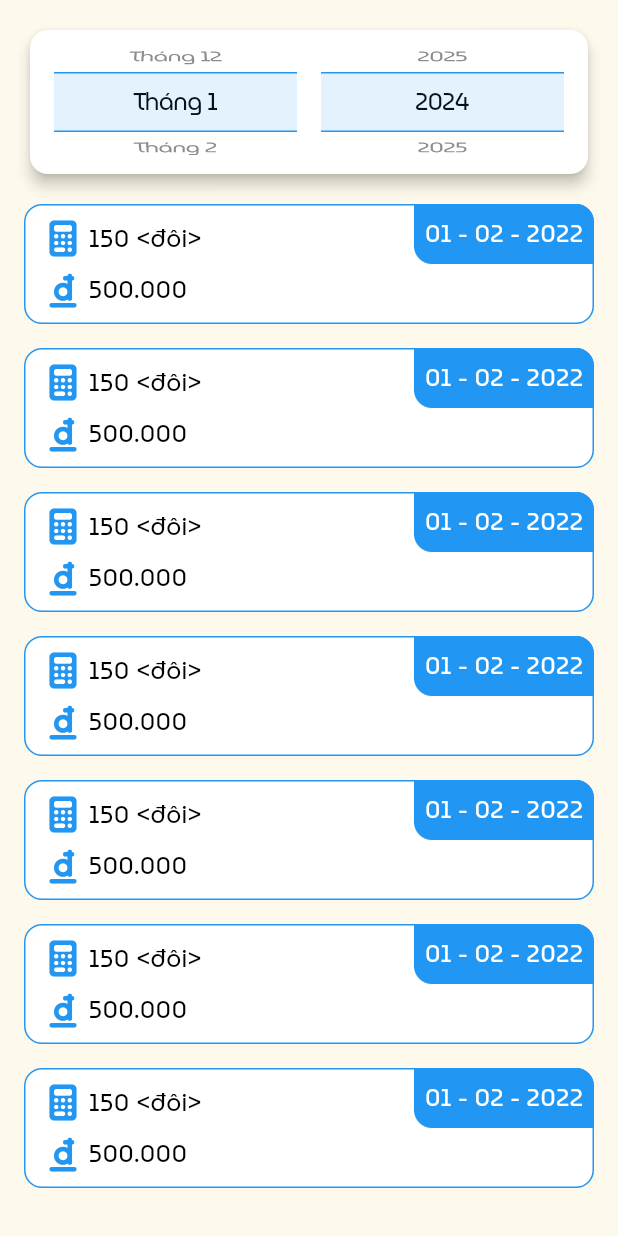
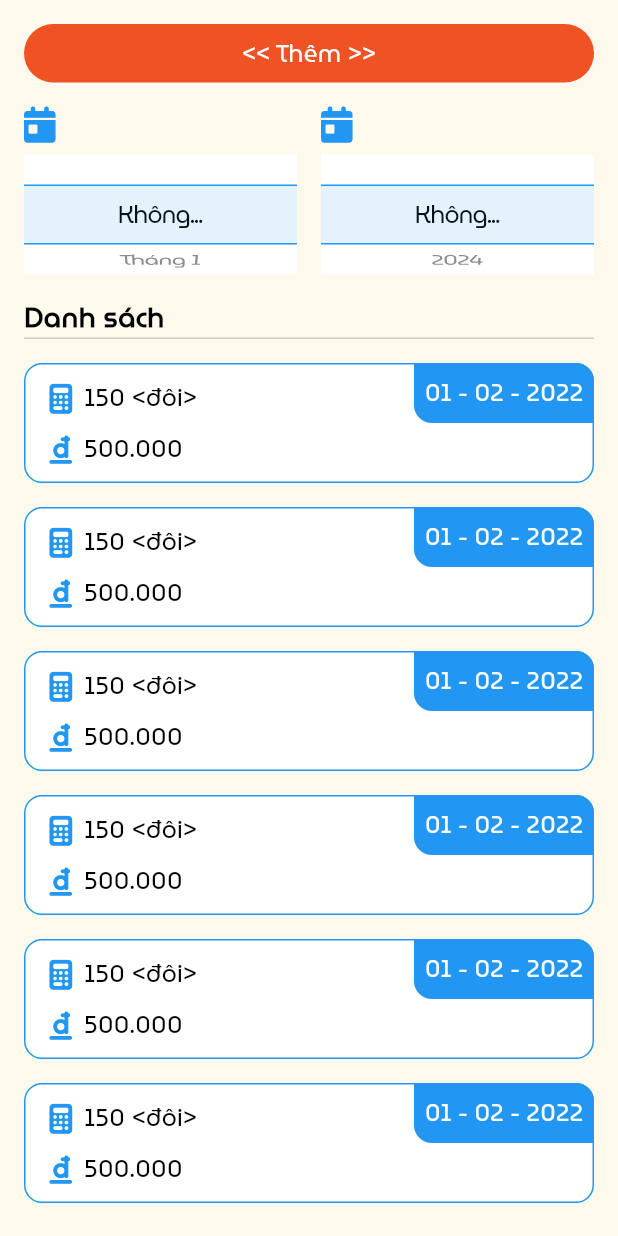
Before and after one commit to ArtistNguoiAo/T_Shoe, a Flutter app: the ListShoeView widget shown alone on an empty page, opened directly, on a phone screen of 412 x 824 dp. Run offline on Flutter 3.47's test engine with Material 3 defaults, Android fonts, the phone set to English and light mode, and no system bars; our stand-ins replace bloc, equatable, firebase_auth, firebase_core, flutter_animate, flutter_bloc and 4 more; accounts and stored records are empty; statements that could not run were skipped.

Commit message:
TS-006: base UI create screen

```diff
--- a/lib/core/common/wheel_picker_common.dart
+++ b/lib/core/common/wheel_picker_common.dart
@@ -9,7 +9,7 @@ class WheelPickerCommon extends CupertinoPicker {
     required Function(int) onSelectedItemChanged,
   }) : super(
     itemExtent: 40,
-    looping: true,
+    //looping: true,
     onSelectedItemChanged: onSelectedItemChanged,
     selectionOverlay: Container(
       decoration: BoxDecoration(
--- a/lib/core/route/app_route.dart
+++ b/lib/core/route/app_route.dart
@@ -1,5 +1,6 @@
 import 'package:e_medicine/presentation/screen/home_screen/view/home_screen.dart';
 import 'package:e_medicine/presentation/screen/login_screen/view/login_screen.dart';
+import 'package:e_medicine/presentation/screen/shoe_create_screen/view/shoe_create_screen.dart';
 import 'package:e_medicine/presentation/screen/shoe_detail_screen/view/shoe_detail_screen.dart';
 import 'package:e_medicine/presentation/screen/splash_screen/view/splash_screen.dart';
 import 'package:flutter/material.dart';
@@ -9,6 +10,7 @@ class AppRoutes {
   static const String login = '/login';
   static const String home = '/home';
   static const String shoeDetail = '/shoe-detail';
+  static const String shoeCreate = '/shoe-create';
 
   static Route<dynamic> generateRoute(RouteSettings settings) {
     switch (settings.name) {
@@ -20,6 +22,8 @@ class AppRoutes {
         return MaterialPageRoute(builder: (_) => const LoginScreen());
       case shoeDetail:
         return MaterialPageRoute(builder: (_) => ShoeDetailScreen(id: settings.arguments as String));
+      case shoeCreate:
+        return MaterialPageRoute(builder: (_) => ShoeCreateScreen());
       default:
         return MaterialPageRoute(builder: (_) => const Scaffold(body: Center(child: Text('Error!'))));
     }
--- a/lib/core/utils/text_style_utils.dart
+++ b/lib/core/utils/text_style_utils.dart
@@ -15,7 +15,7 @@ class TextStyleUtils {
   // // weight
   static TextStyle textStyleMuseoS16W400 = textStyleMuseoS16.copyWith(fontWeight: FontWeight.w400);
   static TextStyle textStyleMuseoS18W500 = textStyleMuseoS18.copyWith(fontWeight: FontWeight.w500);
-  static TextStyle textStyleMuseoS18W800 = textStyleMuseoS18.copyWith(fontWeight: FontWeight.w800);
+  static TextStyle textStyleMuseoS18W600 = textStyleMuseoS18.copyWith(fontWeight: FontWeight.w600);
   static TextStyle textStyleMuseoS20W600 = textStyleMuseoS20.copyWith(fontWeight: FontWeight.w600);
 
   // color
@@ -28,7 +28,8 @@ class TextStyleUtils {
   static TextStyle textStyleMuseoS18W500GreyCE = textStyleMuseoS18W500.copyWith(color: ColorUtils.greyCE);
   static TextStyle textStyleMuseoS18W500White = textStyleMuseoS18W500.copyWith(color: ColorUtils.white);
 
-  static TextStyle textStyleMuseoS18W800Black = textStyleMuseoS18W800.copyWith(color: ColorUtils.black);
+  static TextStyle textStyleMuseoS18W600Black = textStyleMuseoS18W600.copyWith(color: ColorUtils.black);
 
   static TextStyle textStyleMuseoS20W600White = textStyleMuseoS20W600.copyWith(color: ColorUtils.white);
+  static TextStyle textStyleMuseoS20W600Black = textStyleMuseoS20W600.copyWith(color: ColorUtils.black);
 }
--- a/lib/core/utils/text_utils.dart
+++ b/lib/core/utils/text_utils.dart
@@ -26,4 +26,11 @@ class TextUtils {
   static String quantityByPair = 'Số đôi';
   static String priceByPair = 'Giá/đôi';
   static String total = 'Tổng';
+
+  // feature
+  static String add = 'Thêm';
+  static String addRow = 'Thêm hàng';
+  static String deleteRow = 'Xóa hàng';
+  static String chooseDate = 'Ngày công';
+  static String note = 'Ghi chú';
 }
--- a/lib/presentation/screen/home_screen/cubit/list_view_cubit/list_view_cubit.dart
+++ b/lib/presentation/screen/home_screen/cubit/list_view_cubit/list_view_cubit.dart
@@ -6,8 +6,8 @@ part 'list_view_state.dart';
 class ListViewCubit extends Cubit<ListViewState> {
   ListViewCubit() : super(ListViewInitial());
 
-  final List<String> listMonth = ['Tháng 1', 'Tháng 2', 'Tháng 3', 'Tháng 4', 'Tháng 5', 'Tháng 6', 'Tháng 7', 'Tháng 8', 'Tháng 9', 'Tháng 10', 'Tháng 11', 'Tháng 12'];
-  final List<String> listYear = ['2024', '2025'];
+  final List<String> listMonth = ['Không...', 'Tháng 1', 'Tháng 2', 'Tháng 3', 'Tháng 4', 'Tháng 5', 'Tháng 6', 'Tháng 7', 'Tháng 8', 'Tháng 9', 'Tháng 10', 'Tháng 11', 'Tháng 12'];
+  final List<String> listYear = ['Không...', '2024', '2025'];
 
   Future<void> init() async {
     emit(ListViewLoaded(listMonth: listMonth, listYear: listYear));
--- a/lib/presentation/screen/home_screen/view/body_view/list_shoe_view.dart
+++ b/lib/presentation/screen/home_screen/view/body_view/list_shoe_view.dart
@@ -2,8 +2,11 @@ import 'package:e_medicine/core/common/wheel_picker_common.dart';
 import 'package:e_medicine/core/route/app_route.dart';
 import 'package:e_medicine/core/utils/color_utils.dart';
 import 'package:e_medicine/core/utils/text_style_utils.dart';
+import 'package:e_medicine/core/utils/text_utils.dart';
 import 'package:e_medicine/presentation/screen/home_screen/cubit/list_view_cubit/list_view_cubit.dart';
+import 'package:flutter/cupertino.dart';
 import 'package:flutter/material.dart';
+import 'package:flutter/widgets.dart';
 import 'package:flutter_bloc/flutter_bloc.dart';
 import 'package:font_awesome_flutter/font_awesome_flutter.dart';
 
@@ -29,7 +32,12 @@ class _ListShoeViewState extends State<ListShoeView> {
             child: Column(
               crossAxisAlignment: CrossAxisAlignment.center,
               children: [
+                _addShoe(),
+                _sizeBoxHeight(16),
                 _chooseMonthAndYear(state),
+                _sizeBoxHeight(16),
+                _filterShoe(),
+                _deviceSizeBoxHeight(16),
                 _sizeBoxHeight(16),
                 _listViewShoe(),
               ]
@@ -41,17 +49,49 @@ class _ListShoeViewState extends State<ListShoeView> {
     );
   }
 
+  Widget _addShoe() {
+    return InkWell(
+      splashColor: ColorUtils.transparent,
+      highlightColor: ColorUtils.transparent,
+      onTap: () {
+        Navigator.pushNamed(context, AppRoutes.shoeCreate);
+      },
+      child: Container(
+        width: double.infinity,
+        padding: const EdgeInsets.symmetric(horizontal: 16, vertical: 8),
+        decoration: BoxDecoration(
+          color: ColorUtils.primaryColor,
+          borderRadius: BorderRadius.circular(24),
+        ),
+        child: Center(
+          child: Text(
+            "<< ${TextUtils.add} >>",
+            style: TextStyleUtils.textStyleMuseoS16W400White,
+          ),
+        ),
+      ),
+    );
+  }
+
   Widget _chooseMonthAndYear(ListViewLoaded state) {
-    return Card(
-      elevation: 4,
-      color: ColorUtils.white,
-      shadowColor: ColorUtils.black,
+    return Container(
+      decoration: BoxDecoration(
+        borderRadius: BorderRadius.circular(12),
+        //color: ColorUtils.primaryColorWithOpa30,
+      ),
       child: Row(
         children: [
           Expanded(
-            child: Container(
+            child: Column(
+              crossAxisAlignment: CrossAxisAlignment.start,
+              children: [
+                const FaIcon(
+                  FontAwesomeIcons.calendarDay,
+                  color: ColorUtils.blue,
+                ),
+                _sizeBoxHeight(8),
+                SizedBox(
                   height: 80,
-              margin: const EdgeInsets.only(left: 16, right: 8, top: 8, bottom: 8),
                   child: WheelPickerCommon(
                     data: state.listMonth,
                     onSelectedItemChanged: (index) {
@@ -61,11 +101,21 @@ class _ListShoeViewState extends State<ListShoeView> {
                     },
                   ),
                 ),
+              ],
             ),
+          ),
+          _sizeBoxWidth(16),
           Expanded(
-            child: Container(
+            child: Column(
+              crossAxisAlignment: CrossAxisAlignment.start,
+              children: [
+                const FaIcon(
+                  FontAwesomeIcons.calendarDay,
+                  color: ColorUtils.blue,
+                ),
+                _sizeBoxHeight(8),
+                SizedBox(
                   height: 80,
-              margin: const EdgeInsets.only(left: 8, right: 16, top: 8, bottom: 8),
                   child: WheelPickerCommon(
                     data: state.listYear,
                     onSelectedItemChanged: (index) {
@@ -74,6 +124,8 @@ class _ListShoeViewState extends State<ListShoeView> {
                       });
                     },
                   ),
+                ),
+              ],
             ),
           ),
         ],
@@ -87,6 +139,25 @@ class _ListShoeViewState extends State<ListShoeView> {
 
   Widget _sizeBoxWidth(double width) {
     return SizedBox(width: width);
+  }
+
+  Widget _filterShoe() {
+    return Row(
+      children: [
+        Text(
+          TextUtils.list,
+          style: TextStyleUtils.textStyleMuseoS18W600Black,
+        ),
+      ],
+    );
+  }
+
+  Widget _deviceSizeBoxHeight(double height) {
+    return Container(
+      height: 1,
+      color: ColorUtils.greyCE,
+      width: MediaQuery.of(context).size.width - 16,
+    );
   }
 
   Widget _listViewShoe() {
@@ -124,6 +195,7 @@ class _ListShoeViewState extends State<ListShoeView> {
                             const FaIcon(
                               FontAwesomeIcons.calculator,
                               color: ColorUtils.blue,
+                              size: 20,
                             ),
                             _sizeBoxWidth(8),
                             Text(
@@ -137,6 +209,7 @@ class _ListShoeViewState extends State<ListShoeView> {
                             const FaIcon(
                               FontAwesomeIcons.dongSign,
                               color: ColorUtils.blue,
+                              size: 20,
                             ),
                             _sizeBoxWidth(8),
                             Text(
```
Also changed, not shown: lib/core/common/text_field_common.dart (+7 -3 lines), lib/core/helper/text_helper.dart (+8 -0 lines), lib/data/model/shoe_detail_model.dart (added, +34 -0 lines), lib/domain/entity/shoe_detail_entity.dart (added, +17 -0 lines), lib/presentation/screen/shoe_create_screen/cubit/shoe_create_cubit.dart (added, +16 -0 lines), lib/presentation/screen/shoe_create_screen/cubit/shoe_create_state.dart (added, +26 -0 lines), lib/presentation/screen/shoe_create_screen/view/shoe_create_screen.dart (added, +240 -0 lines), lib/presentation/screen/shoe_detail_screen/view/shoe_detail_screen.dart (+4 -4 lines), lib/domain/repository/shoe_repository.dart (added). Lines whose indentation alone changed are shown as unchanged.
